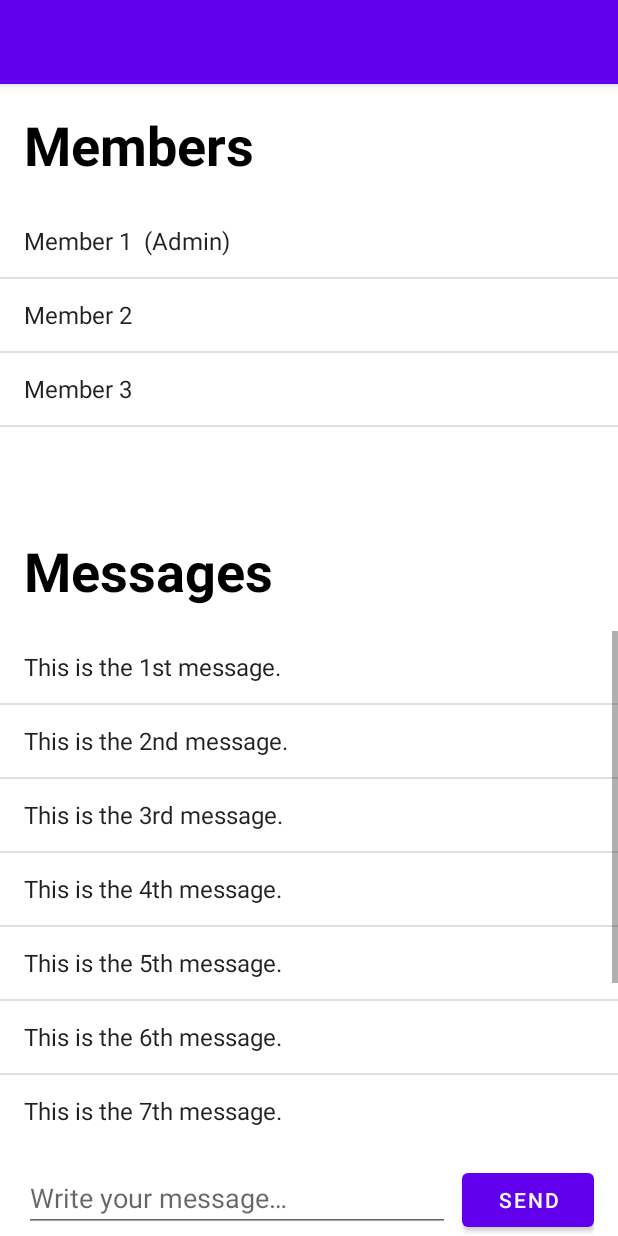
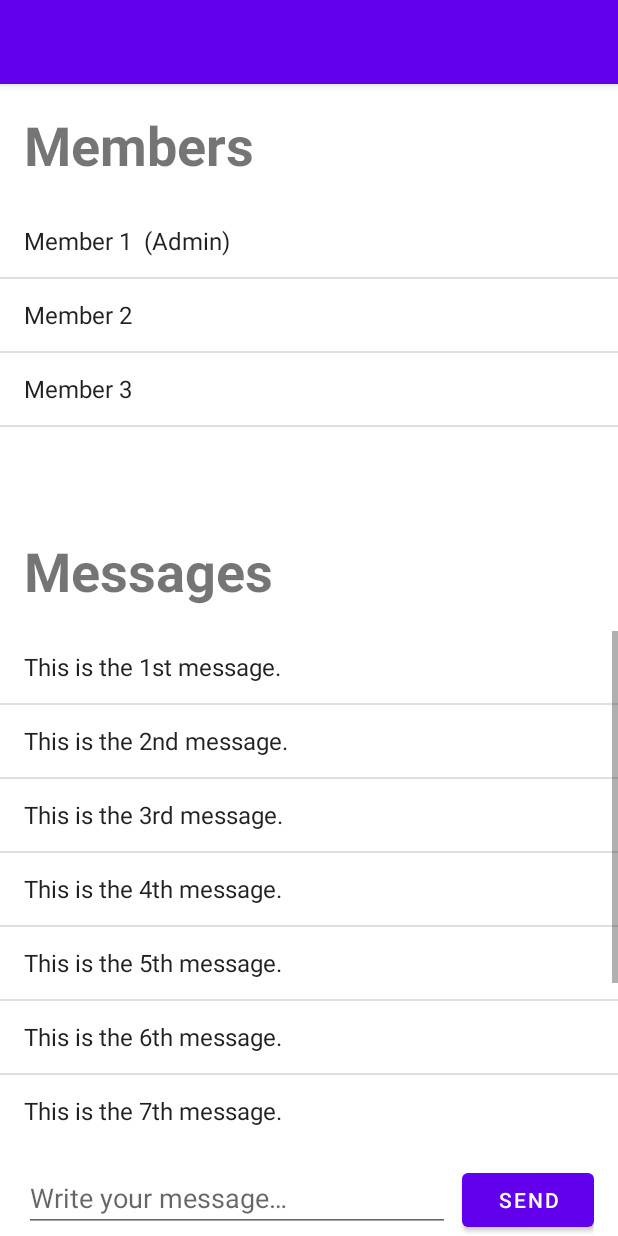
Before and after one commit to SuyashD95/TreeChat, an Android app: the RoomActivity screen opened directly, with no data from a screen before it, on a phone screen of 412 x 824 dp. Run offline under Robolectric (Android 15) with nearby library versions, the phone set to English and light mode, and no system bars.

Commit message:
Remove textColor attr from TextViews to let system use default colors
This will fix the bug because currently, I am manually setting the color of the text of buggy TextViews to black which makes it nearly impossible to be seen in Night mode.

By removing it, the system will set it to White text color which will resolve the problem.

Resolves #5

```diff
--- a/Project/app/src/main/res/layout/activity_room.xml
+++ b/Project/app/src/main/res/layout/activity_room.xml
@@ -13,7 +13,6 @@
         android:layout_margin="16dp"
         android:text="@string/member_section_title"
         android:textStyle="bold"
-        android:textColor="@color/black"
         android:textSize="36sp" />
 
     <ListView
@@ -28,7 +27,6 @@
         android:layout_margin="16dp"
         android:text="@string/message_section_title"
         android:textStyle="bold"
-        android:textColor="@color/black"
         android:textSize="36sp" />
 
     <ListView
```
